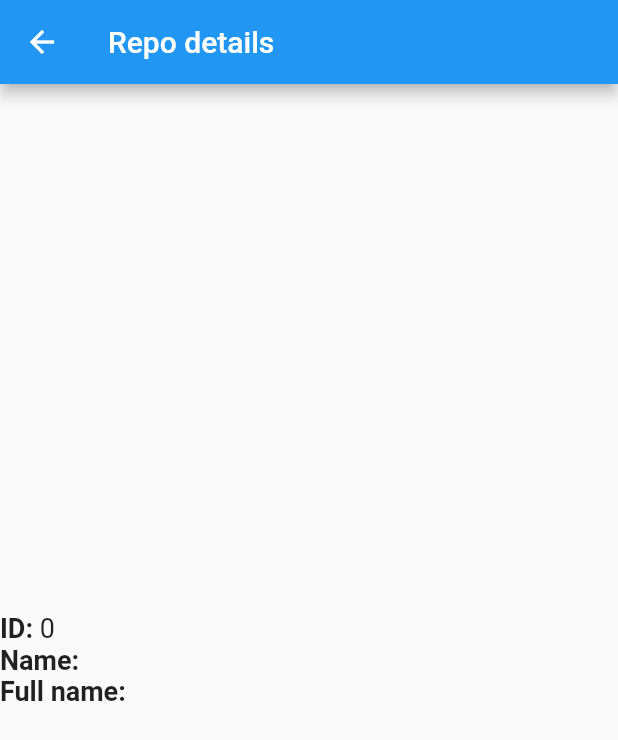
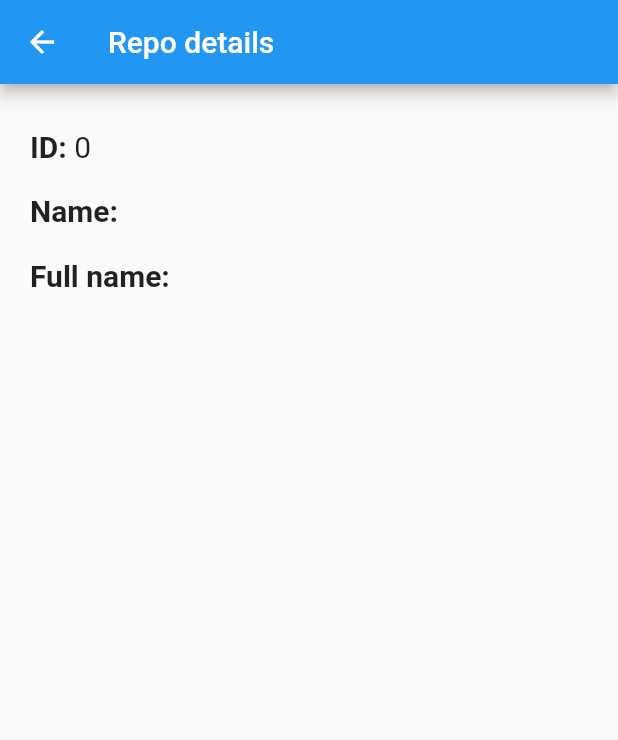
Before and after one commit to Bersh/FlutterTest, a Flutter app: the DetailScreen screen opened directly with empty values, on a phone screen of 412 x 824 dp. Shown: the top 740 px of the screen. Run offline on Flutter 3.47's test engine with Material 2 defaults, Android fonts, the phone set to English and light mode, and no system bars; our stand-ins replace shared_preferences, sqflite; accounts and stored records are empty; network calls fail.

Commit message:
Added details page

```diff
--- a/lib/detail_screen.dart
+++ b/lib/detail_screen.dart
@@ -3,18 +3,34 @@ import 'package:flutter/material.dart';
 import 'model/repo.dart';
 
 class DetailScreen extends StatelessWidget {
-  Repo _repo;
+  final Repo _repo;
 
   DetailScreen(this._repo);
 
   Widget _getDataText(String data) {
     return Expanded(
-//      alignment: Alignment.center,
+        child: Align(
+            alignment: Alignment.topLeft,
             child: Text(
               data,
-      style: TextStyle(fontSize: 18),
+              style: TextStyle(fontSize: 20),
               maxLines: 3,
               overflow: TextOverflow.ellipsis,
+            )));
+  }
+
+  Widget _getTitleText(String title) {
+    return Text(title + ": ",
+        style: TextStyle(fontSize: 20, fontWeight: FontWeight.bold));
+  }
+
+  Widget _createDataRow(String title, String data) {
+    return Padding(
+        padding: EdgeInsets.symmetric(vertical: 10.0),
+        child: Row(
+          mainAxisAlignment: MainAxisAlignment.center,
+          crossAxisAlignment: CrossAxisAlignment.start,
+          children: [_getTitleText(title), _getDataText(data)],
         ));
   }
 
@@ -25,45 +41,16 @@ class DetailScreen extends StatelessWidget {
           title: Text("Repo details"),
         ),
         body: Container(
-          child: Align(
-        alignment: Alignment.center,
+            child: Padding(
+          padding: EdgeInsets.all(20.0),
           child: Column(
-          mainAxisAlignment: MainAxisAlignment.center,
+              mainAxisAlignment: MainAxisAlignment.start,
               crossAxisAlignment: CrossAxisAlignment.center,
               children: [
-            Row(
-              mainAxisAlignment: MainAxisAlignment.center,
-              crossAxisAlignment: CrossAxisAlignment.center,
-              children: [
-                Text("ID: ",
-                    style:
-                        TextStyle(fontSize: 18, fontWeight: FontWeight.bold)),
-                _getDataText(_repo.id.toString())
-              ],
-            ),
-            Row(
-              mainAxisAlignment: MainAxisAlignment.center,
-              crossAxisAlignment: CrossAxisAlignment.center,
-              children: [
-                Text("Name: ",
-                    style:
-                        TextStyle(fontSize: 18, fontWeight: FontWeight.bold)),
-                _getDataText(_repo.name)
-              ],
-            ),
-            Row(
-              mainAxisAlignment: MainAxisAlignment.center,
-              crossAxisAlignment: CrossAxisAlignment.center,
-              children: [
-                Text("Full name: ",
-                    style:
-                        TextStyle(fontSize: 18, fontWeight: FontWeight.bold)),
-                _getDataText(_repo.fullName)
-              ],
-            ),
-          ],
-        ),
-      )),
-    );
+                _createDataRow("ID", _repo.id.toString()),
+                _createDataRow("Name", _repo.name),
+                _createDataRow("Full name", _repo.fullName)
+              ]),
+        )));
   }
 }
```
Lines whose indentation alone changed are shown as unchanged.
